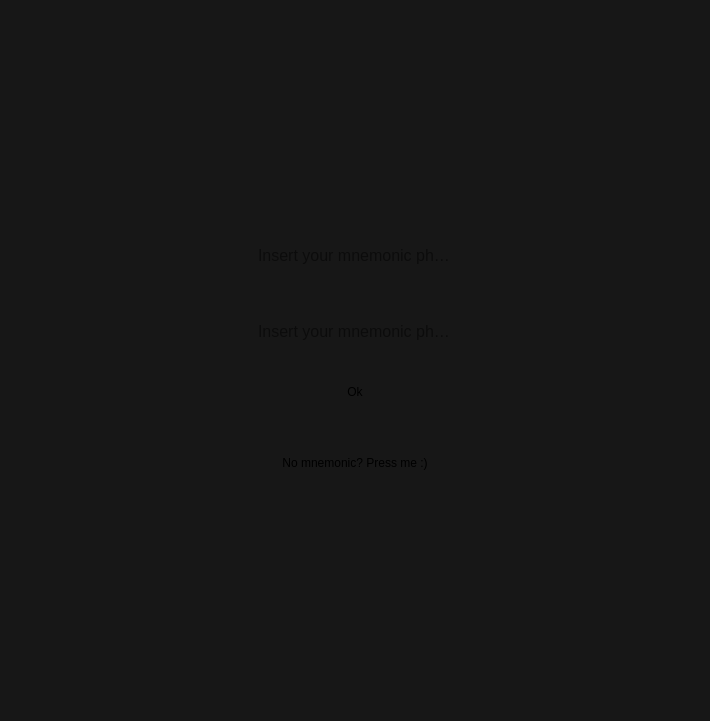
Above: intro.ui from Unit-chain/wallet before the change. Below: the same form after it.
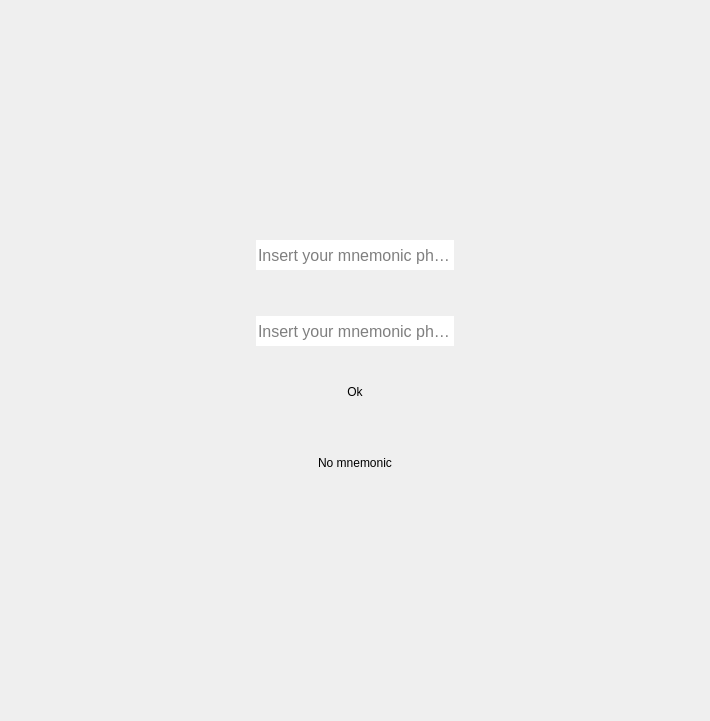
That is the form after the change.

Commit message: fixed double no_mnemonic_page call

What changed in the file:
```diff
--- a/intro.ui
+++ b/intro.ui
@@ -21,7 +21,7 @@
   </property>
   <property name="styleSheet">
    <string notr="true">border: 0 solid;
-background-color: #171717;</string>
+</string>
   </property>
   <property name="tabShape">
    <enum>QTabWidget::Rounded</enum>
@@ -43,9 +43,7 @@
        </sizepolicy>
       </property>
       <property name="styleSheet">
-       <string notr="true">
-background-color: white ;
-background-color: #171717 !important;</string>
+       <string notr="true"/>
       </property>
       <property name="currentIndex">
        <number>0</number>
@@ -543,7 +541,7 @@
                      <string notr="true"/>
                     </property>
                     <property name="text">
-                     <string>No mnemonic? Press me :)</string>
+                     <string>No mnemonic</string>
                     </property>
                    </widget>
                   </item>
```
The commit also changes 4 other files.
